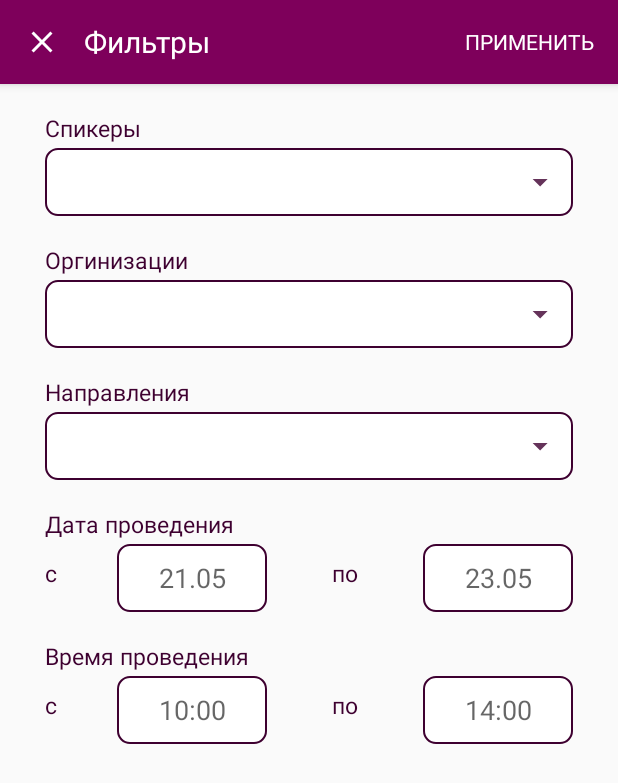
After one commit to condomcom/DomConMobile, an Android app: the fragment FilterFullscreenDialog placed in its activity, on a phone screen of 412 x 824 dp. The commit adds this screen. Shown: the top 783 px of the screen. Run offline under Robolectric (Android 15) with nearby library versions, the phone set to English and light mode, and no system bars.

Commit message:
full screen filter

```diff
--- a/app/src/main/java/com/example/condom/navigation/PerformanceFragment.java
+++ b/app/src/main/java/com/example/condom/navigation/PerformanceFragment.java
@@ -1,8 +1,9 @@
 package com.example.condom.navigation;
 
+import android.annotation.SuppressLint;
+import android.content.res.ColorStateList;
+import android.graphics.PorterDuff;
 import android.os.Bundle;
-import android.text.Editable;
-import android.text.TextWatcher;
 import android.util.Log;
 import android.view.LayoutInflater;
 import android.view.Menu;
@@ -10,12 +11,15 @@ import android.view.MenuInflater;
 import android.view.MenuItem;
 import android.view.View;
 import android.view.ViewGroup;
-import android.view.Window;
-import android.widget.EditText;
+import android.widget.Spinner;
 
 import androidx.annotation.NonNull;
+import androidx.appcompat.app.AlertDialog;
+import androidx.appcompat.widget.AppCompatSpinner;
 import androidx.appcompat.widget.SearchView;
-import androidx.appcompat.widget.Toolbar;
+import androidx.core.content.ContextCompat;
+import androidx.core.view.ViewCompat;
+import androidx.fragment.app.DialogFragment;
 import androidx.fragment.app.Fragment;
 import androidx.recyclerview.widget.LinearLayoutManager;
 import androidx.recyclerview.widget.RecyclerView;
@@ -25,6 +29,7 @@ import com.example.condom.api.TestApi;
 import com.example.condom.favoritesAdapter.PerformancesAdapter;
 import com.example.condom.modelIP.Activity;
 import com.example.condom.modelItem.PerformancesCardsItem;
+import com.example.condom.navigation.dialog.FilterFullscreenDialog;
 
 import java.util.ArrayList;
 import java.util.List;
@@ -35,13 +40,17 @@ import retrofit2.Response;
 import retrofit2.Retrofit;
 import retrofit2.converter.gson.GsonConverterFactory;
 
+import static androidx.core.content.ContextCompat.getColorStateList;
+
 public class PerformanceFragment extends Fragment {
     private ArrayList<PerformancesCardsItem> performancesItems;
     private PerformancesAdapter adapter;
     private ArrayList<PerformancesCardsItem> filterList = new ArrayList<>();
+    Spinner speakerFilter;
 
     private static final String TAG = "TAG";
 
+    @SuppressLint("ResourceAsColor")
     @Override
     public View onCreateView(LayoutInflater inflater, ViewGroup container,
                              Bundle savedInstanceState) {
@@ -49,12 +58,12 @@ public class PerformanceFragment extends Fragment {
 
         performancesItems = new ArrayList<PerformancesCardsItem>();
 
-
+        speakerFilter = view.findViewById(R.id.speakers_filter);
         RecyclerView recyclerView = view.findViewById(R.id.recyclerViewPerformance);
         recyclerView.setHasFixedSize(true);
 
         recyclerView.setLayoutManager(new LinearLayoutManager(getActivity()));
-        //adapter.notifyDataSetChanged();
+
 
         Retrofit retrofit = new Retrofit.Builder()
                 .baseUrl("https://condomcom-server.herokuapp.com/api/")
@@ -114,8 +123,10 @@ public class PerformanceFragment extends Fragment {
     @Override
     public void onCreateOptionsMenu(@NonNull Menu menu, @NonNull MenuInflater inflater) {
         inflater.inflate(R.menu.performance_menu, menu);
-        MenuItem menuItem = menu.findItem(R.id.search_action);
-        SearchView searchView = (SearchView) menuItem.getActionView();
+
+        MenuItem searchMenuItem = menu.findItem(R.id.search_action);
+
+        SearchView searchView = (SearchView) searchMenuItem.getActionView();
         searchView.setMaxWidth(Integer.MAX_VALUE);
         searchView.setQueryHint("Поиск");
 
@@ -135,4 +146,21 @@ public class PerformanceFragment extends Fragment {
 
         super.onCreateOptionsMenu(menu, inflater);
     }
+
+    @Override
+    public boolean onOptionsItemSelected(@NonNull MenuItem item) {
+        int id = item.getItemId();
+
+        if(id == R.id.filter_action){
+            /*AlertDialog.Builder builder = new AlertDialog.Builder(getActivity(), R.style.FullScreenFilter);
+            View view = getLayoutInflater().inflate(R.layout.full_screen_filret, null);
+
+            builder.setView(view);
+            AlertDialog dialog = builder.create();
+            dialog.show();*/
+            DialogFragment dialog = FilterFullscreenDialog.newInstance();
+            dialog.show(getActivity().getSupportFragmentManager(), "tag");
+        }
+        return super.onOptionsItemSelected(item);
+    }
 }
--- /dev/null
+++ b/app/src/main/java/com/example/condom/navigation/dialog/FilterFullscreenDialog.java
@@ -0,0 +1,59 @@
+package com.example.condom.navigation.dialog;
+
+import android.os.Bundle;
+import android.view.LayoutInflater;
+import android.view.View;
+import android.view.ViewGroup;
+import android.widget.ImageButton;
+import android.widget.TextView;
+
+import androidx.annotation.NonNull;
+import androidx.annotation.Nullable;
+import androidx.fragment.app.DialogFragment;
+
+import com.example.condom.R;
+
+public class FilterFullscreenDialog extends DialogFragment implements View.OnClickListener {
+
+    public static FilterFullscreenDialog newInstance(){
+        return new FilterFullscreenDialog();
+    }
+
+    @Override
+    public void onCreate(@Nullable Bundle savedInstanceState) {
+        super.onCreate(savedInstanceState);
+        setStyle(DialogFragment.STYLE_NORMAL, R.style.FullScreen);
+    }
+
+    @Nullable
+    @Override
+    public View onCreateView(@NonNull LayoutInflater inflater, @Nullable ViewGroup container,
+                             @Nullable Bundle savedInstanceState) {
+        View view = inflater.inflate(R.layout.full_screen_filret, container, false);
+
+        ImageButton close = view.findViewById(R.id.fullscreen_dialog_close);
+        TextView action = view.findViewById(R.id.fullscreen_dialog_action);
+
+        close.setOnClickListener(this);
+        action.setOnClickListener(this);
+
+        return view;
+    }
+
+    @Override
+    public void onClick(View v) {
+        int id = v.getId();
+
+        switch (id){
+            case R.id.fullscreen_dialog_close:
+                dismiss();
+                break;
+
+            case R.id.fullscreen_dialog_action:
+
+                break;
+        }
+    }
+
+
+}
--- a/app/src/main/res/drawable/edit_searchable.xml
+++ b/app/src/main/res/drawable/edit_searchable.xml
@@ -2,9 +2,9 @@
 <shape xmlns:android="http://schemas.android.com/apk/res/android">
     <solid android:color="#FFFFFF"/>
     <corners
-        android:bottomRightRadius="10dp"
-        android:bottomLeftRadius="10dp"
-        android:topLeftRadius="10dp"
-        android:topRightRadius="10dp"/>
-    <stroke android:width="1dip" android:color="@color/accent"/>
+        android:bottomRightRadius="8dp"
+        android:bottomLeftRadius="8dp"
+        android:topLeftRadius="8dp"
+        android:topRightRadius="8dp"/>
+    <stroke android:width="1dip" android:color="@color/text_dark"/>
 </shape>
--- /dev/null
+++ b/app/src/main/res/drawable/ic_close_white_24.xml
@@ -0,0 +1,5 @@
+<vector android:height="24dp" android:tint="#FFFFFF"
+    android:viewportHeight="24" android:viewportWidth="24"
+    android:width="24dp" xmlns:android="http://schemas.android.com/apk/res/android">
+    <path android:fillColor="@android:color/white" android:pathData="M19,6.41L17.59,5 12,10.59 6.41,5 5,6.41 10.59,12 5,17.59 6.41,19 12,13.41 17.59,19 19,17.59 13.41,12z"/>
+</vector>
--- /dev/null
+++ b/app/src/main/res/drawable/ic_filter.xml
@@ -0,0 +1,18 @@
+<vector xmlns:android="http://schemas.android.com/apk/res/android"
+    android:width="350dp"
+    android:height="350dp"
+    android:viewportWidth="480"
+    android:viewportHeight="480">
+  <path
+      android:pathData="M115,44.8c-7.3,2.4 -12.5,5.9 -18.3,12.1 -4.4,4.7 -9.7,13.9 -9.7,16.8 0,1 -5.4,1.3 -23.5,1.3 -15.1,-0 -24.3,0.4 -25.9,1.1 -6,2.8 -7.1,12.2 -2,17 2.5,2.4 2.7,2.4 26.8,2.7l24.2,0.3 1.8,4.7c8.4,23.1 37,33.7 59.7,22.2 8.2,-4.3 16.8,-14.2 20,-23.2l1.3,-3.8 152.2,-0.2 152.2,-0.3 2.6,-2.4c5.1,-4.8 4,-14.2 -2,-17 -1.8,-0.8 -44.5,-1.1 -153.9,-1.1 -126,-0 -151.5,-0.2 -151.5,-1.3 0,-0.8 -1.4,-4.1 -3,-7.5 -4.1,-8.1 -13.9,-17.2 -21.7,-20.3 -8,-3.1 -21.7,-3.6 -29.3,-1.1zM136.5,65.9c15.8,7.1 16.7,29.6 1.5,38 -10.7,6 -24.7,1.2 -29.5,-10.1 -7.3,-17.6 10.9,-35.7 28,-27.9z"
+      android:fillColor="#fff"
+      android:strokeColor="#00000000"/>
+  <path
+      android:pathData="M360.1,214.1c-13.1,2.6 -25.5,12.3 -30.7,24.3l-2.8,6.6 -142.4,-0c-155.8,-0 -147.4,-0.3 -150.6,5.9 -2,3.8 -2,6.4 0,10.2 3.2,6.2 -5.2,5.9 150.6,5.9l142.4,-0 2.8,6.6c7.3,16.8 27.1,27.6 44.8,24.5 14.6,-2.5 26.9,-11.8 32.4,-24.5l2.8,-6.6 30.4,-0c33.4,-0 35.8,-0.4 38.6,-5.9 2,-3.8 2,-6.4 0,-10.2 -2.8,-5.5 -5.2,-5.9 -38.6,-5.9l-30.4,-0 -2.8,-6.6c-5.4,-12.3 -17.5,-21.7 -31.5,-24.4 -6.1,-1.1 -8.8,-1.1 -15,0.1zM379.4,238c2,1.4 4.9,4.3 6.4,6.4 2.4,3.5 2.7,4.9 2.7,11.6 0,6.7 -0.3,8.1 -2.7,11.6 -1.5,2.1 -4.4,5 -6.5,6.4 -3.1,2.1 -4.8,2.5 -11.3,2.5 -6.5,-0 -8.2,-0.4 -11.3,-2.5 -2.1,-1.4 -5,-4.3 -6.5,-6.4 -2.4,-3.5 -2.7,-4.9 -2.7,-11.7 0,-7 0.3,-8.1 3,-12 4.5,-6.4 10.4,-9.1 18.6,-8.7 5,0.3 7.5,1 10.3,2.8z"
+      android:fillColor="#fff"
+      android:strokeColor="#00000000"/>
+  <path
+      android:pathData="M186,385.5c-11.9,3.4 -21.7,11.8 -27.2,23.3l-3.3,7.1 -58.7,0.3 -58.6,0.3 -2.6,2.4c-5.1,4.8 -4,14.2 2,17 1.8,0.8 19.8,1.1 60.2,1.1l57.8,-0 2.8,6.6c4.1,9.3 11,16.5 20.4,21.1 7.4,3.7 7.9,3.8 18.7,3.8 10.6,-0 11.3,-0.2 18,-3.4 10.7,-5.3 19.1,-15 22.9,-26.4 0.5,-1.6 7,-1.7 117,-1.7 83.7,-0 117.2,-0.3 119,-1.1 6,-2.8 7.1,-12.2 2,-17l-2.6,-2.4 -117.3,-0.5 -117.4,-0.5 -3.5,-7.1c-4.5,-8.8 -12.2,-16.4 -21.1,-20.6 -8.1,-3.8 -19.8,-4.7 -28.5,-2.3zM202.8,406.2c6.6,1.6 13.5,8.7 15.1,15.4 2.4,9.8 -2,19.3 -11,23.8 -8.8,4.3 -17.6,3 -24.4,-3.9 -6.9,-6.8 -8.2,-15.6 -3.9,-24.4 2.8,-5.6 7.9,-9.8 13.6,-11.1 4.7,-1.1 5.4,-1.1 10.6,0.2z"
+      android:fillColor="#fff"
+      android:strokeColor="#00000000"/>
+</vector>
--- a/app/src/main/res/drawable/ic_search.xml
+++ b/app/src/main/res/drawable/ic_search.xml
@@ -1,5 +1,10 @@
-<vector android:height="24dp" android:tint="#FFFFFF"
-    android:viewportHeight="24" android:viewportWidth="24"
-    android:width="24dp" xmlns:android="http://schemas.android.com/apk/res/android">
-    <path android:fillColor="@android:color/white" android:pathData="M15.5,14h-0.79l-0.28,-0.27C15.41,12.59 16,11.11 16,9.5 16,5.91 13.09,3 9.5,3S3,5.91 3,9.5 5.91,16 9.5,16c1.61,0 3.09,-0.59 4.23,-1.57l0.27,0.28v0.79l5,4.99L20.49,19l-4.99,-5zM9.5,14C7.01,14 5,11.99 5,9.5S7.01,5 9.5,5 14,7.01 14,9.5 11.99,14 9.5,14z"/>
+<vector xmlns:android="http://schemas.android.com/apk/res/android"
+    android:width="350dp"
+    android:height="350dp"
+    android:viewportWidth="439"
+    android:viewportHeight="480">
+  <path
+      android:pathData="M208.5,74.4c-70.1,11.5 -123.9,65.6 -134.1,134.8 -2.2,15.1 -1.5,42 1.5,56 18.6,86.2 101.1,140.8 188.1,124.2 23.2,-4.4 47,-15.4 67.6,-31.5l6.1,-4.7 41.4,41.5c22.8,22.8 42.6,42.1 44.1,42.9 9.9,5.2 19.6,-4.5 14.4,-14.4 -0.8,-1.5 -20.1,-21.3 -42.9,-44.1l-41.5,-41.4 4.7,-6.1c29.9,-38.4 40.9,-85.3 31.1,-132.2 -12.8,-61.5 -61.5,-110 -123.9,-123.5 -12.3,-2.7 -44.4,-3.5 -56.6,-1.5zM261.2,97c17.5,3.7 32.5,10 47.4,19.8 31.1,20.7 52,51.4 60,88.2 2.2,10.1 3,34.2 1.5,45.3 -8.4,62.7 -57.1,111.4 -119.8,119.8 -11.1,1.5 -35.2,0.7 -45.3,-1.5 -54.9,-11.9 -96.4,-53.3 -108.2,-107.9 -2.9,-13.6 -3.2,-40.7 -0.5,-54 11.3,-56 55.1,-99.7 110.2,-110.1 12.6,-2.4 13.1,-2.5 29.5,-2.1 10.7,0.3 18.5,1 25.2,2.5z"
+      android:fillColor="#FFF"
+      android:strokeColor="#00000000"/>
 </vector>
--- a/app/src/main/res/drawable/spinner.xml
+++ b/app/src/main/res/drawable/spinner.xml
@@ -15,7 +15,6 @@
                     android:toDegrees="45">
                     <shape android:shape="rectangle">
                         <solid android:color="@color/accent" />
-
                     </shape>
                 </rotate>
             </item>
--- /dev/null
+++ b/app/src/main/res/drawable/spinner_dark.xml
@@ -0,0 +1,18 @@
+<?xml version="1.0" encoding="utf-8"?>
+<selector xmlns:android="http://schemas.android.com/apk/res/android">
+    <item>
+        <layer-list>
+            <item>
+                <shape android:shape="rectangle">
+                    <solid android:color="@color/text_light"/>
+                    <corners android:radius="8dp"/>
+                    <padding android:right="10dp"/>
+                    <stroke android:width="1dip" android:color="@color/text_dark"/>
+                </shape>
+            </item>
+            <item>
+                <bitmap android:gravity="center|end" android:src="@drawable/ic_arrow_dark"/>
+            </item>
+        </layer-list>
+    </item>
+</selector>
--- /dev/null
+++ b/app/src/main/res/layout/full_screen_filret.xml
@@ -0,0 +1,250 @@
+<?xml version="1.0" encoding="utf-8"?>
+<LinearLayout xmlns:android="http://schemas.android.com/apk/res/android"
+    xmlns:app="http://schemas.android.com/apk/res-auto"
+    xmlns:tools="http://schemas.android.com/tools"
+    android:layout_width="match_parent"
+    android:layout_height="match_parent"
+    android:orientation="vertical">
+
+    <androidx.cardview.widget.CardView
+        android:id="@+id/cardView"
+        android:layout_width="match_parent"
+        android:layout_height="?attr/actionBarSize"
+        app:cardBackgroundColor="@color/main_background"
+        app:cardCornerRadius="0dp"
+        app:cardElevation="4dp"
+        app:layout_constraintEnd_toEndOf="parent"
+        app:layout_constraintStart_toStartOf="parent"
+        app:layout_constraintTop_toTopOf="parent">
+
+        <RelativeLayout
+            android:layout_width="match_parent"
+            android:layout_height="match_parent">
+
+            <ImageButton
+                android:id="@+id/fullscreen_dialog_close"
+                android:layout_width="wrap_content"
+                android:layout_height="wrap_content"
+                android:layout_centerVertical="true"
+                android:layout_marginStart="8dp"
+                android:background="?attr/selectableItemBackgroundBorderless"
+                android:padding="8dp"
+                android:src="@drawable/ic_close_white_24" />
+
+            <TextView
+                android:layout_width="wrap_content"
+                android:layout_height="wrap_content"
+                android:layout_centerVertical="true"
+                android:layout_marginStart="8dp"
+                android:layout_toEndOf="@id/fullscreen_dialog_close"
+                android:text="Фильтры"
+                android:textColor="@android:color/white"
+                android:textSize="20sp" />
+
+            <TextView
+                android:id="@+id/fullscreen_dialog_action"
+                android:layout_width="wrap_content"
+                android:layout_height="wrap_content"
+                android:layout_alignParentEnd="true"
+                android:layout_centerVertical="true"
+                android:layout_marginEnd="8dp"
+                android:background="?attr/selectableItemBackground"
+                android:padding="8dp"
+                android:text="ПРИМЕНИТЬ"
+                android:textColor="@android:color/white" />
+
+        </RelativeLayout>
+
+    </androidx.cardview.widget.CardView>
+
+    <androidx.core.widget.NestedScrollView
+        android:layout_width="match_parent"
+        android:layout_height="match_parent"
+        android:fillViewport="true">
+
+
+    <androidx.constraintlayout.widget.ConstraintLayout
+        android:layout_width="match_parent"
+        android:layout_height="match_parent"
+        android:orientation="vertical">
+
+        <TextView
+            android:id="@+id/t_speaker_filter"
+            style="@style/TextViewDark"
+            android:layout_width="wrap_content"
+            android:layout_height="wrap_content"
+            android:layout_marginStart="30dp"
+            android:layout_marginTop="20dp"
+            android:text="@string/speakers"
+            app:layout_constraintStart_toStartOf="parent"
+            app:layout_constraintTop_toTopOf="parent" />
+
+        <Spinner
+            android:id="@+id/speakers_filter"
+            android:layout_width="match_parent"
+            android:layout_height="45dp"
+            android:layout_marginStart="30dp"
+            android:layout_marginEnd="30dp"
+            android:background="@drawable/spinner_dark"
+            app:layout_constraintEnd_toEndOf="parent"
+            app:layout_constraintStart_toStartOf="parent"
+            app:layout_constraintTop_toBottomOf="@+id/t_speaker_filter" />
+
+        <TextView
+            android:id="@+id/t_organizations_filter"
+            style="@style/TextViewDark"
+            android:layout_width="wrap_content"
+            android:layout_height="wrap_content"
+            android:text="@string/organizations"
+            android:layout_marginStart="30dp"
+            android:layout_marginTop="20dp"
+            app:layout_constraintStart_toStartOf="parent"
+            app:layout_constraintTop_toBottomOf="@+id/speakers_filter" />
+
+        <Spinner
+            android:id="@+id/organizations_filter"
+            android:layout_width="match_parent"
+            android:layout_height="45dp"
+            android:background="@drawable/spinner_dark"
+            android:layout_marginStart="30dp"
+            android:layout_marginEnd="30dp"
+            app:layout_constraintEnd_toEndOf="parent"
+            app:layout_constraintStart_toStartOf="parent"
+            app:layout_constraintTop_toBottomOf="@+id/t_organizations_filter" />
+
+        <TextView
+            android:id="@+id/t_conference_filter"
+            style="@style/TextViewDark"
+            android:layout_width="wrap_content"
+            android:layout_height="wrap_content"
+            android:text="@string/conferenceTopics"
+            android:layout_marginTop="20dp"
+            android:layout_marginStart="30dp"
+            app:layout_constraintStart_toStartOf="parent"
+            app:layout_constraintTop_toBottomOf="@+id/organizations_filter" />
+
+        <Spinner
+            android:id="@+id/conference_filter"
+            android:layout_width="match_parent"
+            android:layout_height="45dp"
+            android:background="@drawable/spinner_dark"
+            android:layout_marginStart="30dp"
+            android:layout_marginEnd="30dp"
+            app:layout_constraintEnd_toEndOf="parent"
+            app:layout_constraintStart_toStartOf="parent"
+            app:layout_constraintTop_toBottomOf="@+id/t_conference_filter" />
+
+        <TextView
+            android:id="@+id/t_date_filter"
+            style="@style/TextViewDark"
+            android:layout_width="wrap_content"
+            android:layout_height="wrap_content"
+            android:text="@string/dateEvent"
+            android:layout_marginTop="20dp"
+            android:layout_marginStart="30dp"
+            app:layout_constraintStart_toStartOf="parent"
+            app:layout_constraintTop_toBottomOf="@+id/conference_filter" />
+
+        <TextView
+            android:id="@+id/t_s_filter"
+            style="@style/TextViewDark"
+            android:layout_width="wrap_content"
+            android:layout_height="wrap_content"
+            android:layout_marginStart="30dp"
+            android:layout_marginTop="10dp"
+            android:text="с"
+            app:layout_constraintHorizontal_bias="0.0"
+            app:layout_constraintStart_toStartOf="parent"
+            app:layout_constraintTop_toBottomOf="@+id/t_date_filter" />
+
+        <EditText
+            android:id="@+id/date_event_filter"
+            android:layout_width="100dp"
+            android:layout_height="45dp"
+            android:layout_marginStart="40dp"
+            android:hint="21.05"
+            android:gravity="center"
+            android:background="@drawable/edit_searchable"
+            app:layout_constraintStart_toEndOf="@+id/t_s_filter"
+            app:layout_constraintTop_toBottomOf="@+id/t_date_filter" />
+
+        <TextView
+            android:id="@+id/t_po_filter"
+            style="@style/TextViewDark"
+            android:layout_width="wrap_content"
+            android:layout_height="wrap_content"
+            android:layout_marginTop="10dp"
+            android:text="по"
+            app:layout_constraintEnd_toStartOf="@+id/date_event_filter2"
+            app:layout_constraintStart_toEndOf="@+id/date_event_filter"
+            app:layout_constraintTop_toBottomOf="@+id/t_date_filter" />
+
+        <EditText
+            android:id="@+id/date_event_filter2"
+            android:layout_width="100dp"
+            android:layout_height="45dp"
+            android:layout_marginEnd="30dp"
+            android:hint="23.05"
+            android:gravity="center"
+            android:background="@drawable/edit_searchable"
+            app:layout_constraintEnd_toEndOf="parent"
+            app:layout_constraintTop_toBottomOf="@+id/t_date_filter" />
+
+        <TextView
+            android:id="@+id/t_time_filter"
+            style="@style/TextViewDark"
+            android:layout_width="wrap_content"
+            android:layout_height="wrap_content"
+            android:text="@string/timeEvent"
+            android:layout_marginTop="20dp"
+            android:layout_marginStart="30dp"
+            app:layout_constraintStart_toStartOf="parent"
+            app:layout_constraintTop_toBottomOf="@+id/date_event_filter" />
+
+        <TextView
+            android:id="@+id/t_s_filter2"
+            style="@style/TextViewDark"
+            android:layout_width="wrap_content"
+            android:layout_height="wrap_content"
+            android:layout_marginStart="30dp"
+            android:layout_marginTop="10dp"
+            android:text="с"
+            app:layout_constraintHorizontal_bias="0.0"
+            app:layout_constraintStart_toStartOf="parent"
+            app:layout_constraintTop_toBottomOf="@+id/t_time_filter" />
+
+        <EditText
+            android:id="@+id/time_event_filter"
+            android:layout_width="100dp"
+            android:layout_height="45dp"
+            android:layout_marginStart="40dp"
+            android:hint="10:00"
+            android:gravity="center"
+            android:background="@drawable/edit_searchable"
+            app:layout_constraintStart_toEndOf="@+id/t_s_filter2"
+            app:layout_constraintTop_toBottomOf="@+id/t_time_filter" />
+
+        <TextView
+            android:id="@+id/t_po_filter2"
+            style="@style/TextViewDark"
+            android:layout_width="wrap_content"
+            android:layout_height="wrap_content"
+            android:layout_marginTop="10dp"
+            android:text="по"
+            app:layout_constraintEnd_toStartOf="@+id/time_event_filter2"
+            app:layout_constraintStart_toEndOf="@+id/time_event_filter"
+            app:layout_constraintTop_toBottomOf="@+id/t_time_filter" />
+
+        <EditText
+            android:id="@+id/time_event_filter2"
+            android:layout_width="100dp"
+            android:layout_height="45dp"
+            android:layout_marginEnd="30dp"
+            android:hint="14:00"
+            android:gravity="center"
+            android:background="@drawable/edit_searchable"
+            app:layout_constraintEnd_toEndOf="parent"
+            app:layout_constraintTop_toBottomOf="@+id/t_time_filter" />
+        </androidx.constraintlayout.widget.ConstraintLayout>
+    </androidx.core.widget.NestedScrollView>
+</LinearLayout>
--- a/app/src/main/res/menu/performance_menu.xml
+++ b/app/src/main/res/menu/performance_menu.xml
@@ -6,4 +6,10 @@
         android:icon="@drawable/ic_search"
         app:showAsAction="always|collapseActionView"
         app:actionViewClass="androidx.appcompat.widget.SearchView"/>
+
+    <item android:id="@+id/filter_action"
+        android:icon="@drawable/ic_filter"
+        android:title="filter"
+        app:showAsAction="ifRoom"/>
+
 </menu>
--- a/app/src/main/res/values/strings.xml
+++ b/app/src/main/res/values/strings.xml
@@ -23,9 +23,6 @@
     <string name="patronymic">Отчество</string>
     <string name="phone">Телефон</string>
     <string name="dateBirt">Дата рождения</string>
-
-
-    <!--Удалить -->
     <string name="backend">Проблемы embedded или как мы от sqlite ушли</string>
     <string name="front">RTC и Франкенштейн</string>
     <string name="design">Проектирование сложных B2B-сервисов в деревне Виллабаджо</string>
@@ -35,4 +32,8 @@
     <string name="beginner">Начало в 14:00</string>
     <string name="description">Lorem ipsum dolor sit amet, consectetur adipiscing elit. Aenean ultricies ante erat, vitae bibendum erat egestas ut. Nam vel sodales lorem. Donec nec vestibulum mi, nec semper nunc. Integer fermentum leo sit amet erat ultrices, id fringilla nunc sagittis. Etiam rutrum porttitor nunc, a tincidunt est aliquam tincidunt.</string>
     <string name="search_hint">Поиск</string>
+    <string name="organizations">Оргинизации</string>
+    <string name="dateEvent">Дата проведения</string>
+    <string name="conferenceTopics">Направления</string>
+    <string name="timeEvent">Время проведения</string>
 </resources>
--- a/app/src/main/res/values/themes.xml
+++ b/app/src/main/res/values/themes.xml
@@ -3,6 +3,7 @@
     <style name="Theme.ConDom" parent="Theme.MaterialComponents.Light.NoActionBar">
         <!-- Primary brand color. -->
         <item name="colorPrimary">@color/accent</item>
+        <item name="android:textColorHint">@color/placeholder_text</item>
         <!--<item name="colorPrimaryVariant">@color/purple_700</item>
         Secondary brand color.
         <item name="colorSecondaryVariant">@color/teal_700</item>
@@ -57,4 +58,15 @@
 
     <style name="Theme.ConDom.PopupOverlay" parent="ThemeOverlay.AppCompat.Light" />
 
+    <style name="TextViewDark">
+        <item name="android:textColor">@color/text_dark</item>
+        <item name="android:fontFamily">@font/montserrat</item>
+        <item name="android:textSize">15dp</item>
+    </style>
+
+    <style name="FullScreen" parent="Theme.AppCompat.Light.DialogWhenLarge">
+        <item name="windowNoTitle">true</item>
+        <item name="android:statusBarColor">@color/main_background</item>
+        <item name="android:windowAnimationStyle">@style/Animation.Design.BottomSheetDialog</item>
+    </style>
 </resources>
```
Also changed, not shown: app/src/main/res/drawable-hdpi/ic_arrow_dark.png (added), app/src/main/res/drawable-mdpi/ic_arrow_dark.png (added), app/src/main/res/drawable-xhdpi/ic_arrow_dark.png (added), app/src/main/res/drawable-xxhdpi/ic_arrow_dark.png (added).
